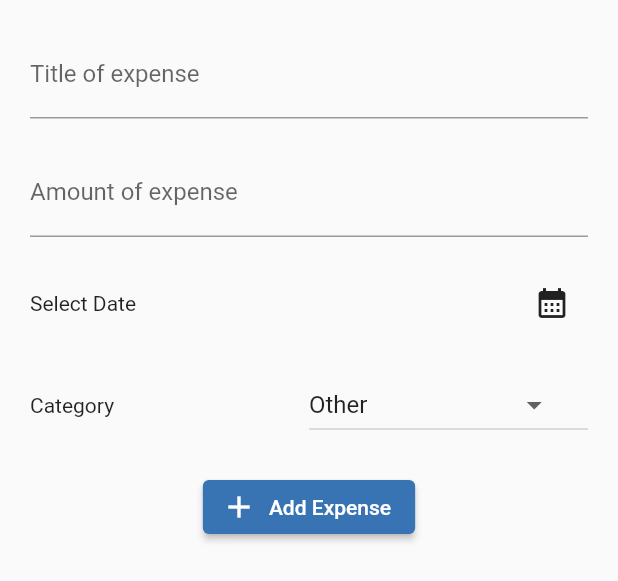
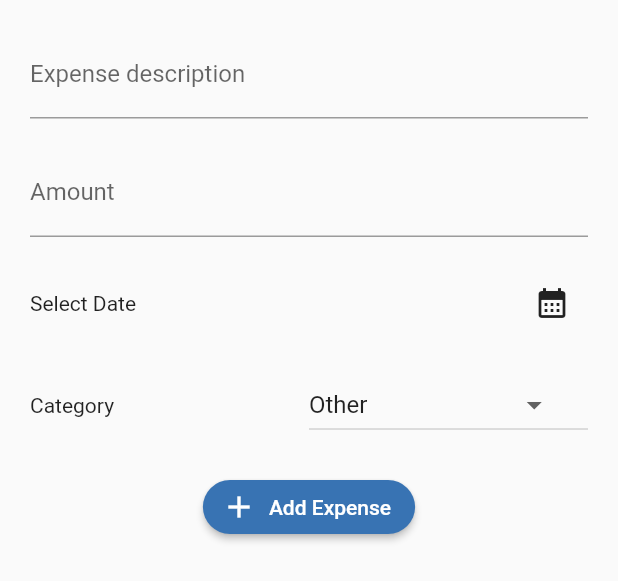
Before and after one commit to raunak51299/Expense-Tracker-App, a Flutter app: the ExpenseForm widget shown alone on an empty page, opened directly, on a phone screen of 412 x 824 dp. Shown: the top 581 px of the screen. Run offline on Flutter 3.47's test engine with Material 2 defaults, Android fonts, the phone set to English and light mode, and no system bars; our stand-ins replace fl_chart, sqflite; accounts and stored records are empty.

Commit message:
expense_form

```diff
--- a/lib/widgets/expense_form.dart
+++ b/lib/widgets/expense_form.dart
@@ -1,4 +1,5 @@
 import 'package:flutter/material.dart';
+import 'package:flutter/services.dart';
 import 'package:provider/provider.dart';
 import 'package:intl/intl.dart';
 import '../models/database_provider.dart';
@@ -47,7 +48,7 @@ class _ExpenseFormState extends State<ExpenseForm> {
             TextField(
               controller: _title,
               decoration: const InputDecoration(
-                labelText: 'Title of expense',
+                labelText: 'Expense description',
               ),
             ),
             const SizedBox(height: 20.0),
@@ -55,8 +56,11 @@ class _ExpenseFormState extends State<ExpenseForm> {
             TextField(
               controller: _amount,
               keyboardType: TextInputType.number,
+              inputFormatters: [
+                FilteringTextInputFormatter.allow(RegExp(r'[0-9]')),
+              ],
               decoration: const InputDecoration(
-                labelText: 'Amount of expense',
+                labelText: 'Amount',
               ),
             ),
             const SizedBox(height: 20.0),
@@ -65,12 +69,13 @@ class _ExpenseFormState extends State<ExpenseForm> {
               children: [
                 Expanded(
                   child: Text(_date != null
-                      ? DateFormat('MMMM dd, yyyy').format(_date!)
+                      ? DateFormat('dd MMMM, yyyy').format(_date!)
                       : 'Select Date'),
                 ),
                 IconButton(
                   onPressed: () => _pickDate(),
                   icon: const Icon(Icons.calendar_month),
+
                 ),
               ],
             ),
@@ -101,8 +106,15 @@ class _ExpenseFormState extends State<ExpenseForm> {
             ),
             const SizedBox(height: 20.0),
             ElevatedButton.icon(
+              //make it rounded corener
               style: ButtonStyle(
-                backgroundColor: MaterialStatePropertyAll( Color.fromARGB(255, 56, 115, 179)),
+                backgroundColor:
+                    MaterialStatePropertyAll(Color.fromARGB(255, 56, 115, 179)),
+                shape: MaterialStateProperty.all(
+                  RoundedRectangleBorder(
+                    borderRadius: BorderRadius.circular(20.0),
+                  ),
+                ),
               ),
               onPressed: () {
                 if (_title.text != '' && _amount.text != '') {
```
